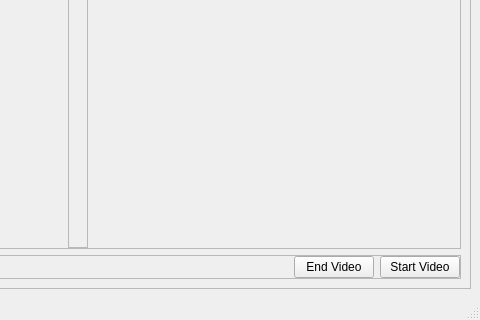
This is PyQt Application/interface.ui in Tajakka27/nose_tracking_keyboard as Qt 5 draws it before an edit; both pictures show x 324 to 804 and y 289 to 609 of the 804 by 609 pixel window. The edited form follows.
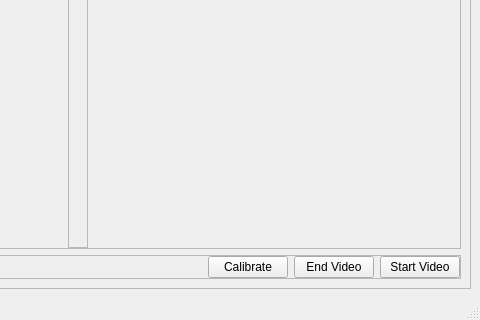
This is the edited form.

The edit to the form file:
```diff
--- a/PyQt Application/interface.ui
+++ b/PyQt Application/interface.ui
@@ -125,6 +125,13 @@
             </property>
            </spacer>
           </item>
+          <item>
+           <widget class="QPushButton" name="calibrateButton">
+            <property name="text">
+             <string>Calibrate</string>
+            </property>
+           </widget>
+          </item>
           <item>
            <widget class="QPushButton" name="endVideoButton">
             <property name="text">
```
Left out of the diff: 2 changed lines with no effect on the pictures.
